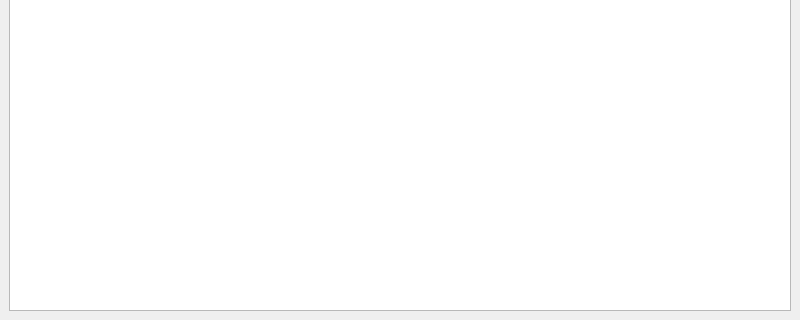
The window that mainwindow.ui (edisionnano/QDiskInfo) describes before a commit, drawn with Qt 5; both pictures show x 0 to 800 and y 280 to 600 of the 800 by 600 pixel window.
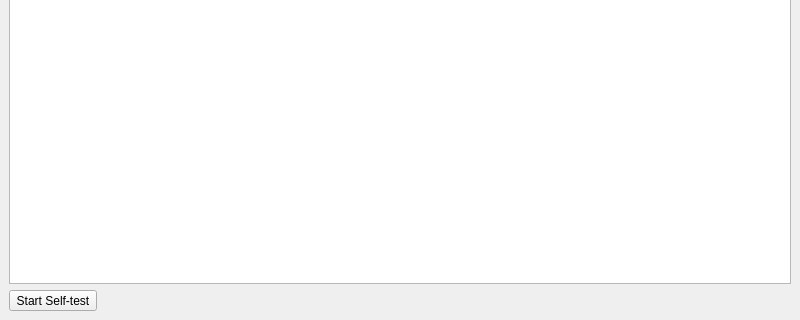
The same window after the commit. Icons and pictures are not drawn.

Commit message: Lay the groundwork for selftesting

```diff
--- a/mainwindow.ui
+++ b/mainwindow.ui
@@ -316,6 +316,33 @@
         </property>
        </widget>
       </item>
+      <item row="4" column="0">
+       <layout class="QHBoxLayout" name="horizontalLayout_3">
+        <item>
+         <widget class="QToolButton" name="selfTestButton">
+          <property name="text">
+           <string>Start Self-test</string>
+          </property>
+          <property name="popupMode">
+           <enum>QToolButton::ToolButtonPopupMode::InstantPopup</enum>
+          </property>
+         </widget>
+        </item>
+        <item>
+         <spacer name="horizontalSpacer_3">
+          <property name="orientation">
+           <enum>Qt::Orientation::Horizontal</enum>
+          </property>
+          <property name="sizeHint" stdset="0">
+           <size>
+            <width>40</width>
+            <height>20</height>
+           </size>
+          </property>
+         </spacer>
+        </item>
+       </layout>
+      </item>
      </layout>
     </item>
    </layout>
```
Left out of the diff: 133 changed lines with no effect on the pictures. The commit also changes 2 other files.
